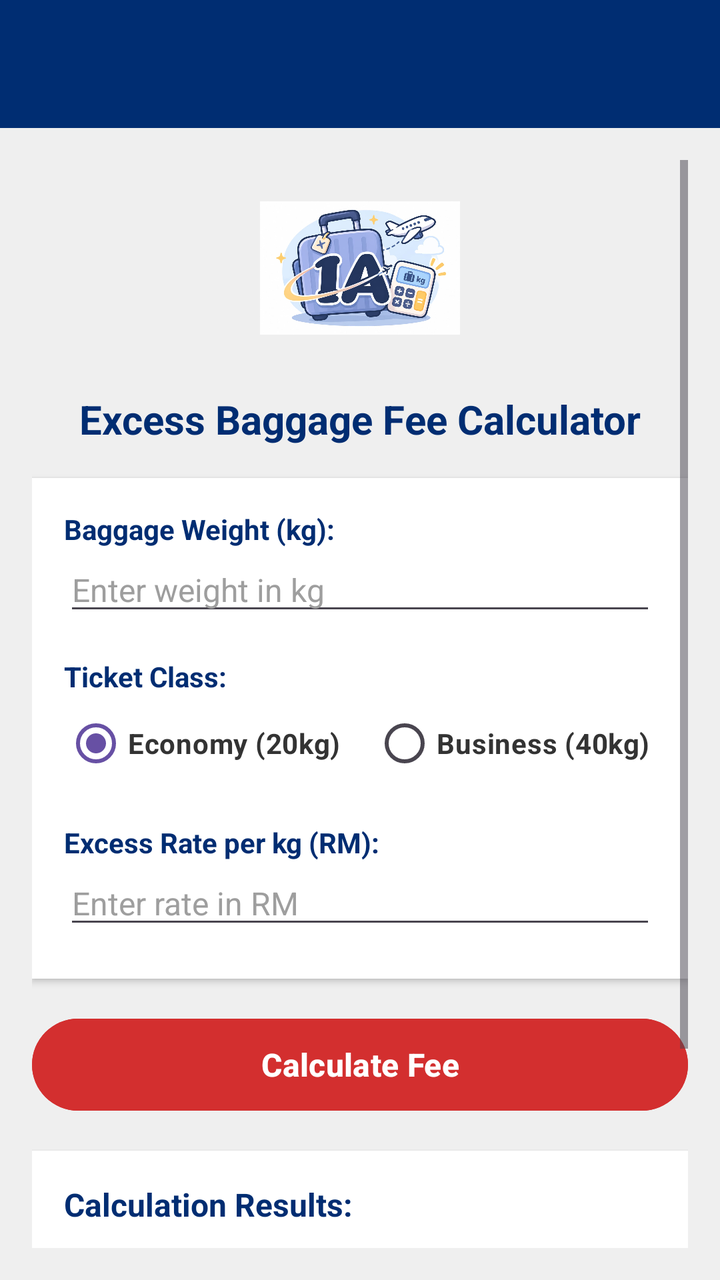
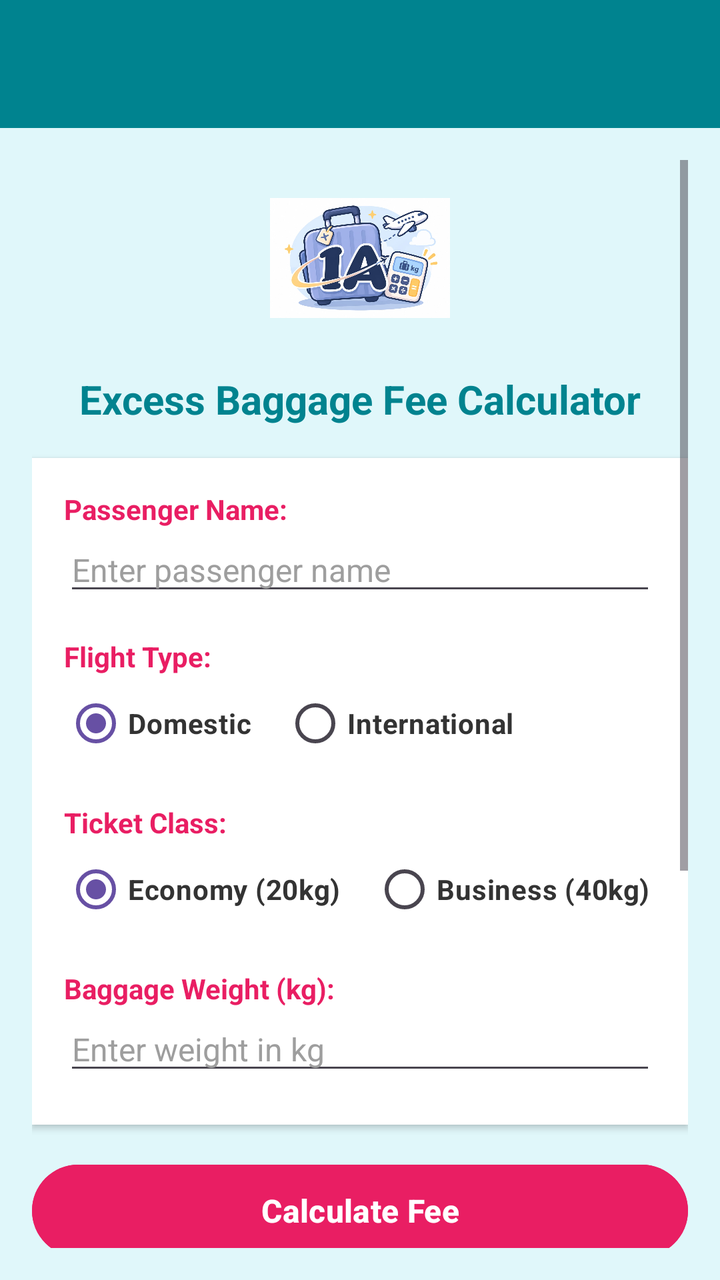

Screens rendered from an Android XML layout before and after an edit, with the pre-edit source and the edit as a unified diff.
<!-- AndroidManifest.xml: application theme Theme.BaggageCalculator -->
<!-- res/layout/activity_main.xml -->
<?xml version="1.0" encoding="utf-8"?>
<LinearLayout xmlns:android="http://schemas.android.com/apk/res/android"
    xmlns:app="http://schemas.android.com/apk/res-auto"
    android:layout_width="match_parent"
    android:layout_height="match_parent"
    android:orientation="vertical"
    android:background="#EFEFEF">

    
    <androidx.appcompat.widget.Toolbar
        android:id="@+id/toolbar"
        android:layout_width="match_parent"
        android:layout_height="?attr/actionBarSize"
        android:background="#002D72"
        app:titleTextColor="@android:color/white"
        android:elevation="4dp"/>

    <ScrollView
        android:layout_width="match_parent"
        android:layout_height="match_parent"
        android:padding="16dp">

        <LinearLayout
            android:layout_width="match_parent"
            android:layout_height="wrap_content"
            android:orientation="vertical"
            android:gravity="center_horizontal">

            
            <ImageView
                android:id="@+id/ivAppLogo"
                android:layout_width="100dp"
                android:layout_height="100dp"
                android:layout_marginTop="4dp"
                android:layout_marginBottom="12dp"
                android:contentDescription="Application Logo"
                android:src="@drawable/logo_ia" />

            
            <TextView
                android:layout_width="match_parent"
                android:layout_height="wrap_content"
                android:text="Excess Baggage Fee Calculator"
                android:textSize="20sp"
                android:textStyle="bold"
                android:gravity="center"
                android:textColor="#002D72"
                android:layout_marginBottom="16dp"/>

            
            <LinearLayout
                android:layout_width="match_parent"
                android:layout_height="wrap_content"
                android:orientation="vertical"
                android:background="@android:color/white"
                android:padding="16dp"
                android:layout_marginBottom="16dp"
                android:elevation="2dp">

                <TextView
                    android:layout_width="match_parent"
                    android:layout_height="wrap_content"
                    android:text="Baggage Weight (kg):"
                    android:textStyle="bold"
                    android:textColor="#002D72"
                    android:textSize="14sp"/>

                <EditText
                    android:id="@+id/etWeight"
                    android:layout_width="match_parent"
                    android:layout_height="wrap_content"
                    android:hint="Enter weight in kg"
                    android:inputType="numberDecimal"
                    android:textSize="16sp"
                    android:textColor="#4A148C"
                    android:textColorHint="#9E9E9E"
                    android:layout_marginBottom="12dp"/>

                <TextView
                    android:layout_width="match_parent"
                    android:layout_height="wrap_content"
                    android:text="Ticket Class:"
                    android:textStyle="bold"
                    android:textColor="#002D72"
                    android:textSize="14sp"
                    android:layout_marginTop="4dp"/>

                <RadioGroup
                    android:id="@+id/rgClass"
                    android:layout_width="match_parent"
                    android:layout_height="wrap_content"
                    android:orientation="horizontal"
                    android:layout_marginBottom="12dp">

                    <RadioButton
                        android:id="@+id/rbEconomy"
                        android:layout_width="wrap_content"
                        android:layout_height="wrap_content"
                        android:text="Economy (20kg)"
                        android:textColor="#333333"
                        android:textSize="14sp"
                        android:textStyle="bold"
                        android:checked="true"
                        android:layout_marginRight="16dp"/>

                    <RadioButton
                        android:id="@+id/rbBusiness"
                        android:layout_width="wrap_content"
                        android:layout_height="wrap_content"
                        android:text="Business (40kg)"
                        android:textColor="#333333"
                        android:textSize="14sp"
                        android:textStyle="bold"/>
                </RadioGroup>

                <TextView
                    android:layout_width="match_parent"
                    android:layout_height="wrap_content"
                    android:text="Excess Rate per kg (RM):"
                    android:textStyle="bold"
                    android:textColor="#002D72"
                    android:textSize="14sp"
                    android:layout_marginTop="4dp"/>

                <EditText
                    android:id="@+id/etRate"
                    android:layout_width="match_parent"
                    android:layout_height="wrap_content"
                    android:hint="Enter rate in RM"
                    android:inputType="numberDecimal"
                    android:textSize="16sp"
                    android:textColor="#4A148C"
                    android:textColorHint="#9E9E9E"
                    android:layout_marginBottom="4dp"/>
            </LinearLayout>

            
            <Button
                android:id="@+id/btnCalculate"
                android:layout_width="match_parent"
                android:layout_height="54dp"
                android:text="Calculate Fee"
                android:textSize="16sp"
                android:textStyle="bold"
                android:backgroundTint="#D32F2F"
                android:textColor="#FFFFFF"
                android:layout_marginBottom="16dp"/>

            
            <LinearLayout
                android:layout_width="match_parent"
                android:layout_height="wrap_content"
                android:orientation="vertical"
                android:background="@android:color/white"
                android:padding="16dp"
                android:elevation="2dp"
                android:layout_marginBottom="16dp">

                <TextView
                    android:layout_width="match_parent"
                    android:layout_height="wrap_content"
                    android:text="Calculation Results:"
                    android:textStyle="bold"
                    android:textSize="16sp"
                    android:textColor="#002D72"
                    android:layout_marginBottom="12dp"/>

                <TextView
                    android:id="@+id/tvExcessWeight"
                    android:layout_width="match_parent"
                    android:layout_height="wrap_content"
                    android:text="Excess Baggage Weight: 0.00 kg"
                    android:textSize="15sp"
                    android:textColor="#333333"
                    android:textStyle="bold"
                    android:layout_marginBottom="8dp"/>

                <TextView
                    android:id="@+id/tvExcessCharge"
                    android:layout_width="match_parent"
                    android:layout_height="wrap_content"
                    android:text="Excess Baggage Charge: RM 0.00"
                    android:textSize="15sp"
                    android:textColor="#333333"
                    android:textStyle="bold"
                    android:layout_marginBottom="8dp"/>

                <View
                    android:layout_width="match_parent"
                    android:layout_height="1dp"
                    android:background="#E0E0E0"
                    android:layout_marginTop="4dp"
                    android:layout_marginBottom="10dp"/>

                <TextView
                    android:id="@+id/tvTotalPayable"
                    android:layout_width="match_parent"
                    android:layout_height="wrap_content"
                    android:text="Total Amount Payable (inc. 8% tax): RM 0.00"
                    android:textSize="16sp"
                    android:textStyle="bold"
                    android:textColor="#D32F2F"/>
            </LinearLayout>

        </LinearLayout>
    </ScrollView>
</LinearLayout>
<!-- resources referenced by this layout -->
<resources>
  <!-- drawable logo_ia: jpeg bitmap (drawable, 83009 bytes) -->
  <style name="Theme.BaggageCalculator" parent="Base.Theme.BaggageCalculator" />
  <style name="Base.Theme.BaggageCalculator" parent="Theme.Material3.DayNight">
          
          
      </style>
</resources>

<!-- the commit's change to res/layout/activity_main.xml (unified diff, before → after) -->
@@ -4,14 +4,14 @@
     android:layout_width="match_parent"
     android:layout_height="match_parent"
     android:orientation="vertical"
-    android:background="#EFEFEF">
+    android:background="#E0F7FA">
 
     
     <androidx.appcompat.widget.Toolbar
         android:id="@+id/toolbar"
         android:layout_width="match_parent"
         android:layout_height="?attr/actionBarSize"
-        android:background="#002D72"
+        android:background="#00838F"
         app:titleTextColor="@android:color/white"
         android:elevation="4dp"/>
 
@@ -29,8 +29,8 @@
             
             <ImageView
                 android:id="@+id/ivAppLogo"
-                android:layout_width="100dp"
-                android:layout_height="100dp"
+                android:layout_width="90dp"
+                android:layout_height="90dp"
                 android:layout_marginTop="4dp"
                 android:layout_marginBottom="12dp"
                 android:contentDescription="Application Logo"
@@ -44,7 +44,7 @@
                 android:textSize="20sp"
                 android:textStyle="bold"
                 android:gravity="center"
-                android:textColor="#002D72"
+                android:textColor="#00838F"
                 android:layout_marginBottom="16dp"/>
 
             
@@ -57,46 +57,48 @@
                 android:layout_marginBottom="16dp"
                 android:elevation="2dp">
 
-                <TextView
-                    android:layout_width="match_parent"
-                    android:layout_height="wrap_content"
-                    android:text="Baggage Weight (kg):"
-                    android:textStyle="bold"
-                    android:textColor="#002D72"
+                
+                <TextView
+                    android:layout_width="match_parent"
+                    android:layout_height="wrap_content"
+                    android:text="Passenger Name:"
+                    android:textStyle="bold"
+                    android:textColor="#E91E63"
                     android:textSize="14sp"/>
 
                 <EditText
-                    android:id="@+id/etWeight"
-                    android:layout_width="match_parent"
-                    android:layout_height="wrap_content"
-                    android:hint="Enter weight in kg"
-                    android:inputType="numberDecimal"
-                    android:textSize="16sp"
-                    android:textColor="#4A148C"
+                    android:id="@+id/etPassengerName"
+                    android:layout_width="match_parent"
+                    android:layout_height="wrap_content"
+                    android:hint="Enter passenger name"
+                    android:inputType="textPersonName"
+                    android:textSize="16sp"
+                    android:textColor="#333333"
                     android:textColorHint="#9E9E9E"
                     android:layout_marginBottom="12dp"/>
 
-                <TextView
-                    android:layout_width="match_parent"
-                    android:layout_height="wrap_content"
-                    android:text="Ticket Class:"
-                    android:textStyle="bold"
-                    android:textColor="#002D72"
+                
+                <TextView
+                    android:layout_width="match_parent"
+                    android:layout_height="wrap_content"
+                    android:text="Flight Type:"
+                    android:textStyle="bold"
+                    android:textColor="#E91E63"
                     android:textSize="14sp"
                     android:layout_marginTop="4dp"/>
 
                 <RadioGroup
-                    android:id="@+id/rgClass"
+                    android:id="@+id/rgFlightType"
                     android:layout_width="match_parent"
                     android:layout_height="wrap_content"
                     android:orientation="horizontal"
                     android:layout_marginBottom="12dp">
 
                     <RadioButton
-                        android:id="@+id/rbEconomy"
-                        android:layout_width="wrap_content"
-                        android:layout_height="wrap_content"
-                        android:text="Economy (20kg)"
+                        android:id="@+id/rbDomestic"
+                        android:layout_width="wrap_content"
+                        android:layout_height="wrap_content"
+                        android:text="Domestic"
                         android:textColor="#333333"
                         android:textSize="14sp"
                         android:textStyle="bold"
@@ -104,32 +106,71 @@
                         android:layout_marginRight="16dp"/>
 
                     <RadioButton
-                        android:id="@+id/rbBusiness"
-                        android:layout_width="wrap_content"
-                        android:layout_height="wrap_content"
-                        android:text="Business (40kg)"
+                        android:id="@+id/rbInternational"
+                        android:layout_width="wrap_content"
+                        android:layout_height="wrap_content"
+                        android:text="International"
                         android:textColor="#333333"
                         android:textSize="14sp"
                         android:textStyle="bold"/>
                 </RadioGroup>
 
-                <TextView
-                    android:layout_width="match_parent"
-                    android:layout_height="wrap_content"
-                    android:text="Excess Rate per kg (RM):"
-                    android:textStyle="bold"
-                    android:textColor="#002D72"
+                
+                <TextView
+                    android:layout_width="match_parent"
+                    android:layout_height="wrap_content"
+                    android:text="Ticket Class:"
+                    android:textStyle="bold"
+                    android:textColor="#E91E63"
                     android:textSize="14sp"
                     android:layout_marginTop="4dp"/>
 
+                <RadioGroup
+                    android:id="@+id/rgClass"
+                    android:layout_width="match_parent"
+                    android:layout_height="wrap_content"
+                    android:orientation="horizontal"
+                    android:layout_marginBottom="12dp">
+
+                    <RadioButton
+                        android:id="@+id/rbEconomy"
+                        android:layout_width="wrap_content"
+                        android:layout_height="wrap_content"
+                        android:text="Economy (20kg)"
+                        android:textColor="#333333"
+                        android:textSize="14sp"
+                        android:textStyle="bold"
+                        android:checked="true"
+                        android:layout_marginRight="16dp"/>
+
+                    <RadioButton
+                        android:id="@+id/rbBusiness"
+                        android:layout_width="wrap_content"
+                        android:layout_height="wrap_content"
+                        android:text="Business (40kg)"
+                        android:textColor="#333333"
+                        android:textSize="14sp"
+                        android:textStyle="bold"/>
+                </RadioGroup>
+
+                
+                <TextView
+                    android:layout_width="match_parent"
+                    android:layout_height="wrap_content"
+                    android:text="Baggage Weight (kg):"
+                    android:textStyle="bold"
+                    android:textColor="#E91E63"
+                    android:textSize="14sp"
+                    android:layout_marginTop="4dp"/>
+
                 <EditText
-                    android:id="@+id/etRate"
-                    android:layout_width="match_parent"
-                    android:layout_height="wrap_content"
-                    android:hint="Enter rate in RM"
+                    android:id="@+id/etWeight"
+                    android:layout_width="match_parent"
+                    android:layout_height="wrap_content"
+                    android:hint="Enter weight in kg"
                     android:inputType="numberDecimal"
                     android:textSize="16sp"
-                    android:textColor="#4A148C"
+                    android:textColor="#333333"
                     android:textColorHint="#9E9E9E"
                     android:layout_marginBottom="4dp"/>
             </LinearLayout>
@@ -142,7 +183,7 @@
                 android:text="Calculate Fee"
                 android:textSize="16sp"
                 android:textStyle="bold"
-                android:backgroundTint="#D32F2F"
+                android:backgroundTint="#E91E63"
                 android:textColor="#FFFFFF"
                 android:layout_marginBottom="16dp"/>
 
@@ -162,10 +203,46 @@
                     android:text="Calculation Results:"
                     android:textStyle="bold"
                     android:textSize="16sp"
-                    android:textColor="#002D72"
+                    android:textColor="#00838F"
                     android:layout_marginBottom="12dp"/>
 
                 <TextView
+                    android:id="@+id/tvOutName"
+                    android:layout_width="match_parent"
+                    android:layout_height="wrap_content"
+                    android:text="Passenger Name: -"
+                    android:textSize="15sp"
+                    android:textColor="#333333"
+                    android:layout_marginBottom="6dp"/>
+
+                <TextView
+                    android:id="@+id/tvOutFlightType"
+                    android:layout_width="match_parent"
+                    android:layout_height="wrap_content"
+                    android:text="Flight Type: -"
+                    android:textSize="15sp"
+                    android:textColor="#333333"
+                    android:layout_marginBottom="6dp"/>
+
+                <TextView
+                    android:id="@+id/tvOutTicketClass"
+                    android:layout_width="match_parent"
+                    android:layout_height="wrap_content"
+                    android:text="Ticket Class: -"
+                    android:textSize="15sp"
+                    android:textColor="#333333"
+                    android:layout_marginBottom="6dp"/>
+
+                <TextView
+                    android:id="@+id/tvOutRate"
+                    android:layout_width="match_parent"
+                    android:layout_height="wrap_content"
+                    android:text="Excess Rate / kg: RM 0.00"
+                    android:textSize="15sp"
+                    android:textColor="#333333"
+                    android:layout_marginBottom="6dp"/>
+
+                <TextView
                     android:id="@+id/tvExcessWeight"
                     android:layout_width="match_parent"
                     android:layout_height="wrap_content"
@@ -173,7 +250,7 @@
                     android:textSize="15sp"
                     android:textColor="#333333"
                     android:textStyle="bold"
-                    android:layout_marginBottom="8dp"/>
+                    android:layout_marginBottom="6dp"/>
 
                 <TextView
                     android:id="@+id/tvExcessCharge"
@@ -199,7 +276,7 @@
                     android:text="Total Amount Payable (inc. 8% tax): RM 0.00"
                     android:textSize="16sp"
                     android:textStyle="bold"
-                    android:textColor="#D32F2F"/>
+                    android:textColor="#E91E63"/>
             </LinearLayout>
 
         </LinearLayout>
